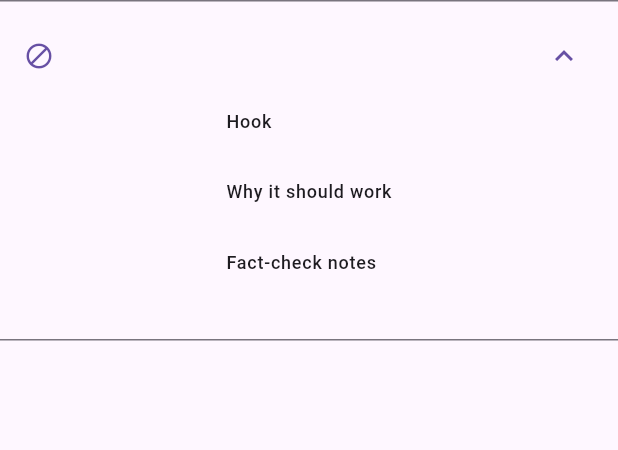
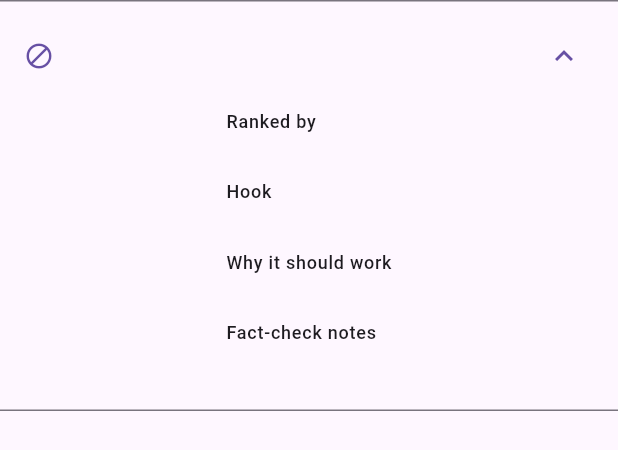
Before and after one commit to Amboyandrey/ShortsOps, a Flutter app: the _TopicTile widget shown alone on an empty page, opened directly with empty values, after a tap on the "block" icon, on a phone screen of 412 x 824 dp. Shown: the top 450 px of the screen. Run offline on Flutter 3.47's test engine with Material 3 defaults, Android fonts, the phone set to English and light mode, and no system bars; our stand-ins replace flutter_riverpod, go_router, google_sign_in, shared_preferences, supabase_flutter; accounts and stored records are empty.

Commit message:
Ranking topics: format columns, Top N chip in the queue
- Migration: topics.format (story | ranking), rank_count, ranking_criterion; existing rows default to story
- Agent mirrors the new fields from topics.json
- Queue shows a 'Top N' chip on ranking topics and the ranking criterion when expanded;
  the add-topic dialog explains that 'Top 3/5/10 ...' makes a ranking video
- Version 0.3.0

```diff
--- a/app/lib/data/models.dart
+++ b/app/lib/data/models.dart
@@ -14,6 +14,9 @@ class Topic {
     this.whyItWorks,
     this.factCheckNotes,
     this.videoId,
+    this.format = 'story',
+    this.rankCount,
+    this.rankingCriterion,
   });
 
   factory Topic.fromRow(Map<String, dynamic> r) => Topic(
@@ -26,6 +29,9 @@ class Topic {
     whyItWorks: r['why_it_works'] as String?,
     factCheckNotes: r['fact_check_notes'] as String?,
     videoId: r['video_id'] as String?,
+    format: r['format'] as String? ?? 'story',
+    rankCount: r['rank_count'] as int?,
+    rankingCriterion: r['ranking_criterion'] as String?,
   );
 
   final String id;
@@ -37,6 +43,16 @@ class Topic {
   final String? whyItWorks;
   final String? factCheckNotes;
   final String? videoId;
+
+  /// 'story' (one fact told as a mini story) or 'ranking' (a countdown of measured entries).
+  final String format;
+  final int? rankCount;
+  final String? rankingCriterion;
+
+  bool get isRanking => format == 'ranking';
+
+  /// Short label for the queue, e.g. 'Top 5'; the writer picks the size when none was given.
+  String get formatLabel => isRanking ? (rankCount != null ? 'Top $rankCount' : 'Ranking') : 'Story';
 
   bool get isStuck => status == 'building' || status == 'failed';
 }
--- a/app/lib/ui/queue_page.dart
+++ b/app/lib/ui/queue_page.dart
@@ -76,7 +76,11 @@ class QueuePage extends ConsumerWidget {
           maxLength: 200,
           minLines: 2,
           maxLines: 4,
-          decoration: const InputDecoration(hintText: 'e.g. Why octopuses have three hearts'),
+          decoration: const InputDecoration(
+            hintText: 'e.g. Why octopuses have three hearts',
+            helperText: 'Start with "Top 3", "Top 5" or "Top 10" for a ranking video',
+            helperMaxLines: 2,
+          ),
         ),
         actions: [
           TextButton(onPressed: () => Navigator.pop(c), child: const Text('Cancel')),
@@ -145,10 +149,22 @@ class _TopicTile extends ConsumerWidget {
           ? Icon(t.isStuck ? Icons.warning_amber : Icons.block, size: 20)
           : CircleAvatar(radius: 14, child: Text('$rank', style: const TextStyle(fontSize: 12))),
       title: Text(t.topic),
-      subtitle: Text(t.isStuck ? 'Status: ${t.status}' : (t.subniche ?? ''), maxLines: 1),
+      subtitle: Row(
+        children: [
+          if (t.isRanking) ...[_FormatChip(t.formatLabel), const SizedBox(width: 8)],
+          Flexible(
+            child: Text(
+              t.isStuck ? 'Status: ${t.status}' : (t.subniche ?? ''),
+              maxLines: 1,
+              overflow: TextOverflow.ellipsis,
+            ),
+          ),
+        ],
+      ),
       childrenPadding: const EdgeInsets.fromLTRB(16, 0, 16, 12),
       expandedCrossAxisAlignment: CrossAxisAlignment.start,
       children: [
+        if (t.rankingCriterion != null) _Detail('Ranked by', t.rankingCriterion!),
         if (t.hook != null) _Detail('Hook', t.hook!),
         if (t.whyItWorks != null) _Detail('Why it should work', t.whyItWorks!),
         if (t.factCheckNotes != null) _Detail('Fact-check notes', t.factCheckNotes!),
@@ -209,6 +225,25 @@ class _TopicTile extends ConsumerWidget {
   }
 }
 
+class _FormatChip extends StatelessWidget {
+  const _FormatChip(this.text);
+
+  final String text;
+
+  @override
+  Widget build(BuildContext context) {
+    final scheme = Theme.of(context).colorScheme;
+    return Container(
+      padding: const EdgeInsets.symmetric(horizontal: 6, vertical: 1),
+      decoration: BoxDecoration(color: scheme.tertiaryContainer, borderRadius: BorderRadius.circular(4)),
+      child: Text(
+        text,
+        style: TextStyle(fontSize: 11, color: scheme.onTertiaryContainer, fontWeight: FontWeight.w600),
+      ),
+    );
+  }
+}
+
 class _Detail extends StatelessWidget {
   const _Detail(this.label, this.text);
 
--- a/app/pubspec.yaml
+++ b/app/pubspec.yaml
@@ -1,7 +1,7 @@
 name: shortsops
 description: "A new Flutter project."
 publish_to: 'none'
-version: 0.2.2+4
+version: 0.3.0+5
 
 environment:
   sdk: ^3.13.4
```
Also changed, not shown: 4 other files.
